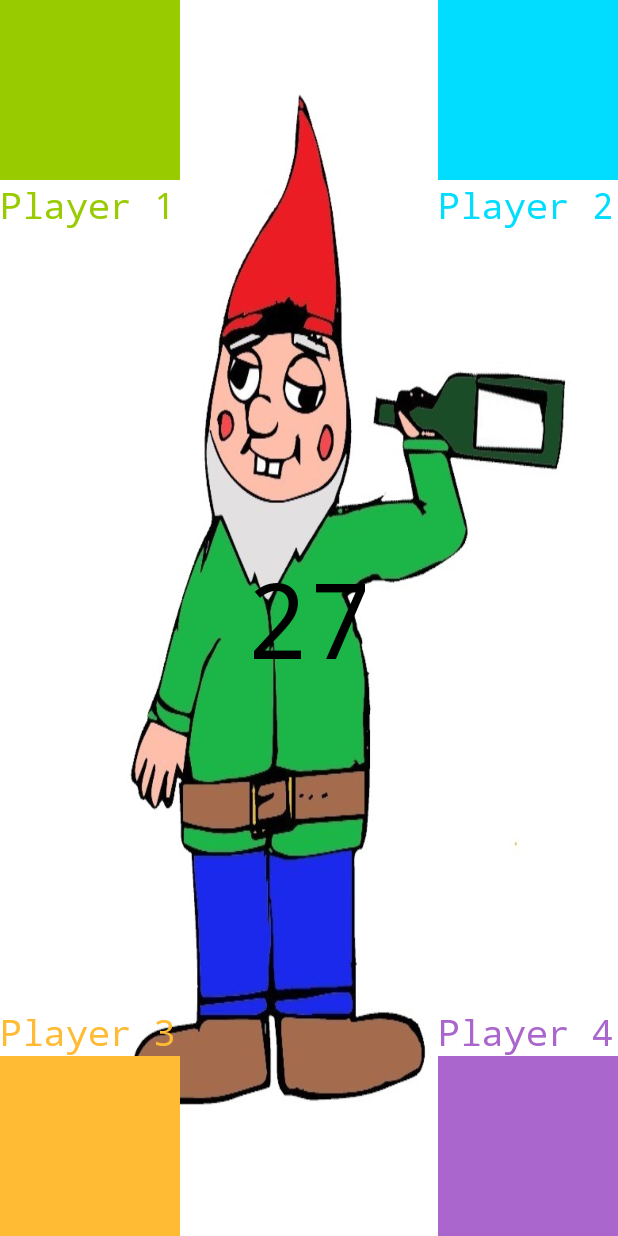
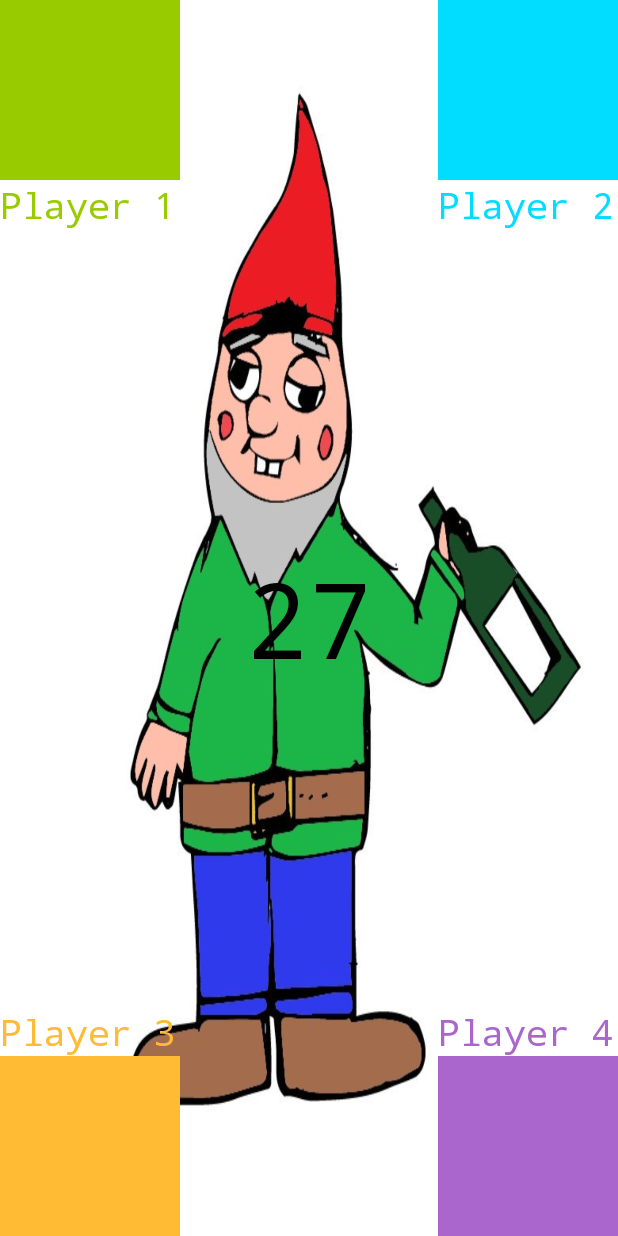
Before and after one commit to Jim-Knopf/DwarfJump, an Android app: the MainActivity screen opened directly, with no data from a screen before it, on a phone screen of 412 x 824 dp. Run offline under Robolectric (Android 15) with nearby library versions, the phone set to English and light mode, and no system bars.

Commit message:
animated main dwarf

```diff
--- a/app/src/main/java/my/company/dwarfjump/MainActivity.java
+++ b/app/src/main/java/my/company/dwarfjump/MainActivity.java
@@ -10,6 +10,7 @@ import android.view.MotionEvent;
 import android.view.View;
 import android.widget.Button;
 import android.widget.FrameLayout;
+import android.widget.RelativeLayout;
 import android.widget.TextView;
 import android.widget.Toast;
 
@@ -31,6 +32,7 @@ public class MainActivity extends AppCompatActivity implements View.OnTouchListe
     protected int time2;
     protected int time3;
     protected int time4;
+    RelativeLayout r3;
 
 
     @Override
@@ -41,6 +43,7 @@ public class MainActivity extends AppCompatActivity implements View.OnTouchListe
 
         final TextView countdownTimer = (TextView) findViewById(R.id.countdown);
         final TextView looserPlayer = (TextView) findViewById(R.id.looser);
+        r3 = (RelativeLayout) findViewById(R.id.screenchangemain);
 
         final Button reset = (Button) findViewById(R.id.reset);
         reset.setOnClickListener(this);
@@ -52,6 +55,8 @@ public class MainActivity extends AppCompatActivity implements View.OnTouchListe
             @Override
             public void run() {
                 Toast.makeText(MainActivity.this, "TIME'S RUNNING OUT!!!", Toast.LENGTH_SHORT).show();
+                r3.setBackgroundResource(R.drawable.drunkendwarfdifferent);
+
             }
         }, halftime);
 
--- a/app/src/main/res/layout/activity_main.xml
+++ b/app/src/main/res/layout/activity_main.xml
@@ -5,9 +5,12 @@
     android:orientation="vertical"
     android:layout_width="match_parent"
     android:layout_height="match_parent"
-    android:background="@drawable/drunkendwarfdifferent"
+    android:background="@drawable/drunkendwarf"
     tools:context="my.company.dwarfjump.MainActivity">
-
+<RelativeLayout
+    android:layout_width="match_parent"
+    android:layout_height="match_parent"
+    android:id="@+id/screenchangemain">
 
     <View
         android:id="@+id/touchpad1"
@@ -169,5 +172,5 @@
         android:elevation="5dp"
         android:textColor="@color/Textcolour"
         android:visibility="invisible"/>
-
 </RelativeLayout>
+</RelativeLayout>
```
